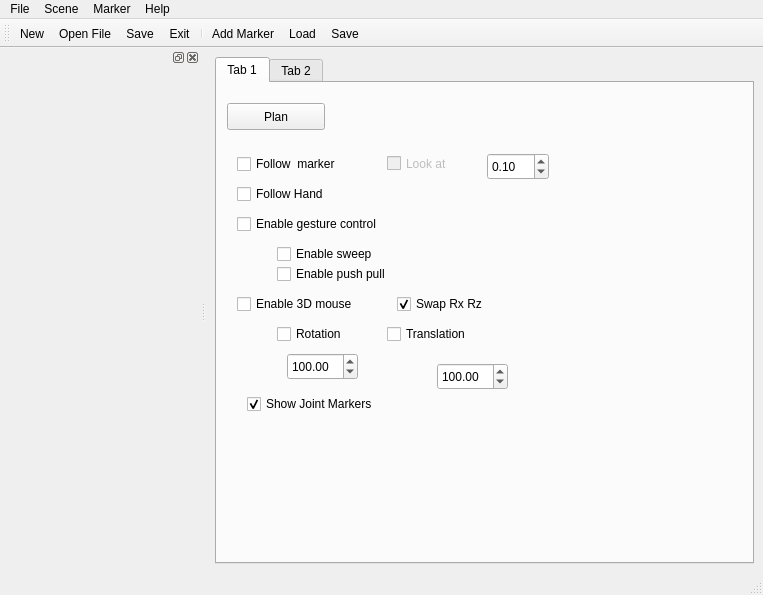
Qt form hiveground/hg_apps/hg_inspector_arm/src/inspector_arm.ui (cuixiongyi/hiveground-ros-pkg) before a commit.
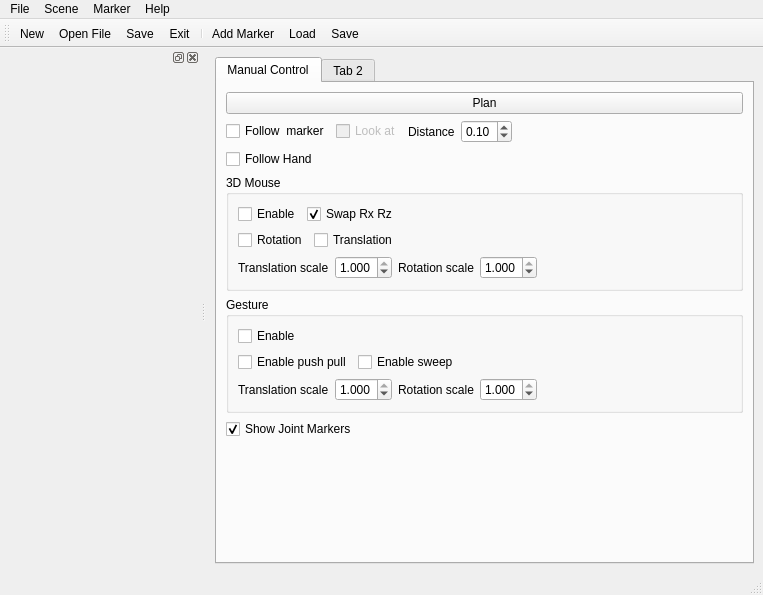
The same form after that commit.

Commit message: add translation control with either hand / rotation control with two hands to the push-pull gesture update inspector arm ui

```diff
--- a/hiveground/hg_apps/hg_inspector_arm/src/inspector_arm.ui
+++ b/hiveground/hg_apps/hg_inspector_arm/src/inspector_arm.ui
@@ -19,242 +19,360 @@
      <widget class="QTabWidget" name="tabWidget">
       <widget class="QWidget" name="tab">
        <attribute name="title">
-        <string>Tab 1</string>
+        <string>Manual Control</string>
        </attribute>
-       <widget class="QPushButton" name="pushButtonPlan">
-        <property name="geometry">
-         <rect>
-          <x>10</x>
-          <y>20</y>
-          <width>98</width>
-          <height>27</height>
-         </rect>
-        </property>
-        <property name="text">
-         <string>Plan</string>
-        </property>
-       </widget>
-       <widget class="QCheckBox" name="checkBoxFollowPoint">
-        <property name="geometry">
-         <rect>
-          <x>20</x>
-          <y>70</y>
-          <width>161</width>
-          <height>22</height>
-         </rect>
-        </property>
-        <property name="text">
-         <string>Follow  marker</string>
-        </property>
-       </widget>
-       <widget class="QCheckBox" name="checkBoxFollowHand">
-        <property name="geometry">
-         <rect>
-          <x>20</x>
-          <y>100</y>
-          <width>161</width>
-          <height>22</height>
-         </rect>
-        </property>
-        <property name="text">
-         <string>Follow Hand</string>
-        </property>
-       </widget>
-       <widget class="QCheckBox" name="checkBoxLookAt">
-        <property name="enabled">
-         <bool>false</bool>
-        </property>
-        <property name="geometry">
-         <rect>
-          <x>170</x>
-          <y>70</y>
-          <width>131</width>
-          <height>21</height>
-         </rect>
-        </property>
-        <property name="text">
-         <string>Look at</string>
-        </property>
-       </widget>
-       <widget class="QDoubleSpinBox" name="doubleSpinBoxLookAtDistance">
-        <property name="geometry">
-         <rect>
-          <x>270</x>
-          <y>70</y>
-          <width>62</width>
-          <height>27</height>
-         </rect>
-        </property>
-        <property name="maximum">
-         <double>0.500000000000000</double>
-        </property>
-        <property name="singleStep">
-         <double>0.010000000000000</double>
-        </property>
-        <property name="value">
-         <double>0.100000000000000</double>
-        </property>
-       </widget>
-       <widget class="QCheckBox" name="checkBoxEnableGestureControl">
-        <property name="geometry">
-         <rect>
-          <x>20</x>
-          <y>130</y>
-          <width>191</width>
-          <height>22</height>
-         </rect>
-        </property>
-        <property name="text">
-         <string>Enable gesture control</string>
-        </property>
-       </widget>
-       <widget class="QCheckBox" name="checkBoxEnableSweepGesture">
-        <property name="geometry">
-         <rect>
-          <x>60</x>
-          <y>160</y>
-          <width>131</width>
-          <height>22</height>
-         </rect>
-        </property>
-        <property name="text">
-         <string>Enable sweep</string>
-        </property>
-       </widget>
-       <widget class="QCheckBox" name="checkBoxEnablePushPullGesture">
-        <property name="geometry">
-         <rect>
-          <x>60</x>
-          <y>180</y>
-          <width>201</width>
-          <height>22</height>
-         </rect>
-        </property>
-        <property name="text">
-         <string>Enable push pull</string>
-        </property>
-       </widget>
-       <widget class="QDoubleSpinBox" name="doubleSpinBoxLinearScale">
-        <property name="geometry">
-         <rect>
-          <x>70</x>
-          <y>270</y>
-          <width>71</width>
-          <height>27</height>
-         </rect>
-        </property>
-        <property name="decimals">
-         <number>2</number>
-        </property>
-        <property name="minimum">
-         <double>1.000000000000000</double>
-        </property>
-        <property name="maximum">
-         <double>1000.000000000000000</double>
-        </property>
-        <property name="singleStep">
-         <double>0.010000000000000</double>
-        </property>
-        <property name="value">
-         <double>100.000000000000000</double>
-        </property>
-       </widget>
-       <widget class="QDoubleSpinBox" name="doubleSpinBoxAngularScale">
-        <property name="geometry">
-         <rect>
-          <x>220</x>
-          <y>280</y>
-          <width>71</width>
-          <height>27</height>
-         </rect>
-        </property>
-        <property name="decimals">
-         <number>2</number>
-        </property>
-        <property name="minimum">
-         <double>1.000000000000000</double>
-        </property>
-        <property name="maximum">
-         <double>1000.000000000000000</double>
-        </property>
-        <property name="singleStep">
-         <double>0.010000000000000</double>
-        </property>
-        <property name="value">
-         <double>100.000000000000000</double>
-        </property>
-       </widget>
-       <widget class="QCheckBox" name="checkBox3DMouse">
-        <property name="geometry">
-         <rect>
-          <x>20</x>
-          <y>210</y>
-          <width>141</width>
-          <height>22</height>
-         </rect>
-        </property>
-        <property name="text">
-         <string>Enable 3D mouse</string>
-        </property>
-       </widget>
-       <widget class="QCheckBox" name="checkBoxSwapRxRz">
-        <property name="geometry">
-         <rect>
-          <x>180</x>
-          <y>210</y>
-          <width>111</width>
-          <height>22</height>
-         </rect>
-        </property>
-        <property name="text">
-         <string>Swap Rx Rz</string>
-        </property>
-        <property name="checked">
-         <bool>true</bool>
-        </property>
-       </widget>
-       <widget class="QCheckBox" name="checkBoxShowJointMarkers">
-        <property name="geometry">
-         <rect>
-          <x>30</x>
-          <y>310</y>
-          <width>161</width>
-          <height>22</height>
-         </rect>
-        </property>
-        <property name="text">
-         <string>Show Joint Markers</string>
-        </property>
-        <property name="checked">
-         <bool>true</bool>
-        </property>
-       </widget>
-       <widget class="QCheckBox" name="checkBox3DMouseRotation">
-        <property name="geometry">
-         <rect>
-          <x>60</x>
-          <y>240</y>
-          <width>97</width>
-          <height>22</height>
-         </rect>
-        </property>
-        <property name="text">
-         <string>Rotation</string>
-        </property>
-       </widget>
-       <widget class="QCheckBox" name="checkBox3DMouseTranslation">
-        <property name="geometry">
-         <rect>
-          <x>170</x>
-          <y>240</y>
-          <width>111</width>
-          <height>22</height>
-         </rect>
-        </property>
-        <property name="text">
-         <string>Translation</string>
-        </property>
-       </widget>
+       <layout class="QVBoxLayout" name="verticalLayout_3">
+        <item>
+         <widget class="QPushButton" name="pushButtonPlan">
+          <property name="text">
+           <string>Plan</string>
+          </property>
+         </widget>
+        </item>
+        <item>
+         <layout class="QHBoxLayout" name="horizontalLayout_3">
+          <item>
+           <widget class="QCheckBox" name="checkBoxFollowPoint">
+            <property name="text">
+             <string>Follow  marker</string>
+            </property>
+           </widget>
+          </item>
+          <item>
+           <widget class="QCheckBox" name="checkBoxLookAt">
+            <property name="enabled">
+             <bool>false</bool>
+            </property>
+            <property name="text">
+             <string>Look at</string>
+            </property>
+           </widget>
+          </item>
+          <item>
+           <widget class="QLabel" name="label">
+            <property name="text">
+             <string>Distance</string>
+            </property>
+           </widget>
+          </item>
+          <item>
+           <widget class="QDoubleSpinBox" name="doubleSpinBoxLookAtDistance">
+            <property name="maximum">
+             <double>0.500000000000000</double>
+            </property>
+            <property name="singleStep">
+             <double>0.010000000000000</double>
+            </property>
+            <property name="value">
+             <double>0.100000000000000</double>
+            </property>
+           </widget>
+          </item>
+          <item>
+           <spacer name="horizontalSpacer">
+            <property name="orientation">
+             <enum>Qt::Horizontal</enum>
+            </property>
+            <property name="sizeHint" stdset="0">
+             <size>
+              <width>40</width>
+              <height>20</height>
+             </size>
+            </property>
+           </spacer>
+          </item>
+         </layout>
+        </item>
+        <item>
+         <widget class="QCheckBox" name="checkBoxFollowHand">
+          <property name="text">
+           <string>Follow Hand</string>
+          </property>
+         </widget>
+        </item>
+        <item>
+         <widget class="QGroupBox" name="groupBox_2">
+          <property name="title">
+           <string>3D Mouse</string>
+          </property>
+          <layout class="QVBoxLayout" name="verticalLayout_2">
+           <item>
+            <layout class="QHBoxLayout" name="horizontalLayout_5">
+             <item>
+              <widget class="QCheckBox" name="checkBox3DMouse">
+               <property name="text">
+                <string>Enable</string>
+               </property>
+              </widget>
+             </item>
+             <item>
+              <widget class="QCheckBox" name="checkBoxSwapRxRz">
+               <property name="text">
+                <string>Swap Rx Rz</string>
+               </property>
+               <property name="checked">
+                <bool>true</bool>
+               </property>
+              </widget>
+             </item>
+             <item>
+              <spacer name="horizontalSpacer_2">
+               <property name="orientation">
+                <enum>Qt::Horizontal</enum>
+               </property>
+               <property name="sizeHint" stdset="0">
+                <size>
+                 <width>40</width>
+                 <height>20</height>
+                </size>
+               </property>
+              </spacer>
+             </item>
+            </layout>
+           </item>
+           <item>
+            <layout class="QHBoxLayout" name="horizontalLayout_6">
+             <item>
+              <widget class="QCheckBox" name="checkBox3DMouseRotation">
+               <property name="text">
+                <string>Rotation</string>
+               </property>
+              </widget>
+             </item>
+             <item>
+              <widget class="QCheckBox" name="checkBox3DMouseTranslation">
+               <property name="text">
+                <string>Translation</string>
+               </property>
+              </widget>
+             </item>
+             <item>
+              <spacer name="horizontalSpacer_3">
+               <property name="orientation">
+                <enum>Qt::Horizontal</enum>
+               </property>
+               <property name="sizeHint" stdset="0">
+                <size>
+                 <width>40</width>
+                 <height>20</height>
+                </size>
+               </property>
+              </spacer>
+             </item>
+            </layout>
+           </item>
+           <item>
+            <layout class="QHBoxLayout" name="horizontalLayout_7">
+             <item>
+              <widget class="QLabel" name="label_4">
+               <property name="text">
+                <string>Translation scale</string>
+               </property>
+              </widget>
+             </item>
+             <item>
+              <widget class="QDoubleSpinBox" name="doubleSpinBoxLinearScale">
+               <property name="decimals">
+                <number>3</number>
+               </property>
+               <property name="minimum">
+                <double>0.001000000000000</double>
+               </property>
+               <property name="maximum">
+                <double>1.000000000000000</double>
+               </property>
+               <property name="singleStep">
+                <double>0.001000000000000</double>
+               </property>
+               <property name="value">
+                <double>1.000000000000000</double>
+               </property>
+              </widget>
+             </item>
+             <item>
+              <widget class="QLabel" name="label_5">
+               <property name="text">
+                <string>Rotation scale</string>
+               </property>
+              </widget>
+             </item>
+             <item>
+              <widget class="QDoubleSpinBox" name="doubleSpinBoxAngularScale">
+               <property name="decimals">
+                <number>3</number>
+               </property>
+               <property name="minimum">
+                <double>0.001000000000000</double>
+               </property>
+               <property name="maximum">
+                <double>1.000000000000000</double>
+               </property>
+               <property name="singleStep">
+                <double>0.001000000000000</double>
+               </property>
+               <property name="value">
+                <double>1.000000000000000</double>
+               </property>
+              </widget>
+             </item>
+             <item>
+              <spacer name="horizontalSpacer_4">
+               <property name="orientation">
+                <enum>Qt::Horizontal</enum>
+               </property>
+               <property name="sizeHint" stdset="0">
+                <size>
+                 <width>40</width>
+                 <height>20</height>
+                </size>
+               </property>
+              </spacer>
+             </item>
+            </layout>
+           </item>
+          </layout>
+         </widget>
+        </item>
+        <item>
+         <widget class="QGroupBox" name="groupBox">
+          <property name="title">
+           <string>Gesture</string>
+          </property>
+          <layout class="QVBoxLayout" name="verticalLayout">
+           <item>
+            <widget class="QCheckBox" name="checkBoxEnableGestureControl">
+             <property name="text">
+              <string>Enable</string>
+             </property>
+            </widget>
+           </item>
+           <item>
+            <layout class="QHBoxLayout" name="horizontalLayout_2">
+             <item>
+              <widget class="QCheckBox" name="checkBoxEnablePushPullGesture">
+               <property name="text">
+                <string>Enable push pull</string>
+               </property>
+              </widget>
+             </item>
+             <item>
+              <widget class="QCheckBox" name="checkBoxEnableSweepGesture">
+               <property name="text">
+                <string>Enable sweep</string>
+               </property>
+              </widget>
+             </item>
+             <item>
+              <spacer name="horizontalSpacer_5">
+               <property name="orientation">
+                <enum>Qt::Horizontal</enum>
+               </property>
+               <property name="sizeHint" stdset="0">
+                <size>
+                 <width>40</width>
+                 <height>20</height>
+                </size>
+               </property>
+              </spacer>
+             </item>
+            </layout>
+           </item>
+           <item>
+            <layout class="QHBoxLayout" name="horizontalLayout_4">
+             <item>
+              <widget class="QLabel" name="label_2">
+               <property name="text">
+                <string>Translation scale</string>
+               </property>
+              </widget>
+             </item>
+             <item>
+              <widget class="QDoubleSpinBox" name="doubleSpinBoxGestureTranslationScale">
+               <property name="decimals">
+                <number>3</number>
+               </property>
+               <property name="minimum">
+                <double>0.001000000000000</double>
+               </property>
+               <property name="maximum">
+                <double>1.000000000000000</double>
+               </property>
+               <property name="singleStep">
+                <double>0.001000000000000</double>
+               </property>
+               <property name="value">
+                <double>1.000000000000000</double>
+               </property>
+              </widget>
+             </item>
+             <item>
+              <widget class="QLabel" name="label_3">
+               <property name="text">
+                <string>Rotation scale</string>
+               </property>
+              </widget>
+             </item>
+             <item>
+              <widget class="QDoubleSpinBox" name="doubleSpinBoxGestureRotationScale">
+               <property name="decimals">
+                <number>3</number>
+               </property>
+               <property name="minimum">
+                <double>0.001000000000000</double>
+               </property>
+               <property name="maximum">
+                <double>1.000000000000000</double>
+               </property>
+               <property name="singleStep">
+                <double>0.001000000000000</double>
+               </property>
+               <property name="value">
+                <double>1.000000000000000</double>
+               </property>
+              </widget>
+             </item>
+             <item>
+              <spacer name="horizontalSpacer_6">
+               <property name="orientation">
+                <enum>Qt::Horizontal</enum>
+               </property>
+               <property name="sizeHint" stdset="0">
+                <size>
+                 <width>40</width>
+                 <height>20</height>
+                </size>
+               </property>
+              </spacer>
+             </item>
+            </layout>
+           </item>
+          </layout>
+         </widget>
+        </item>
+        <item>
+         <widget class="QCheckBox" name="checkBoxShowJointMarkers">
+          <property name="text">
+           <string>Show Joint Markers</string>
+          </property>
+          <property name="checked">
+           <bool>true</bool>
+          </property>
+         </widget>
+        </item>
+        <item>
+         <spacer name="verticalSpacer">
+          <property name="orientation">
+           <enum>Qt::Vertical</enum>
+          </property>
+          <property name="sizeHint" stdset="0">
+           <size>
+            <width>20</width>
+            <height>40</height>
+           </size>
+          </property>
+         </spacer>
+        </item>
+       </layout>
       </widget>
       <widget class="QWidget" name="tab_2">
        <attribute name="title">
```
Left out of the diff: 48 changed lines with no effect on the pictures. The commit also changes 8 other files.
